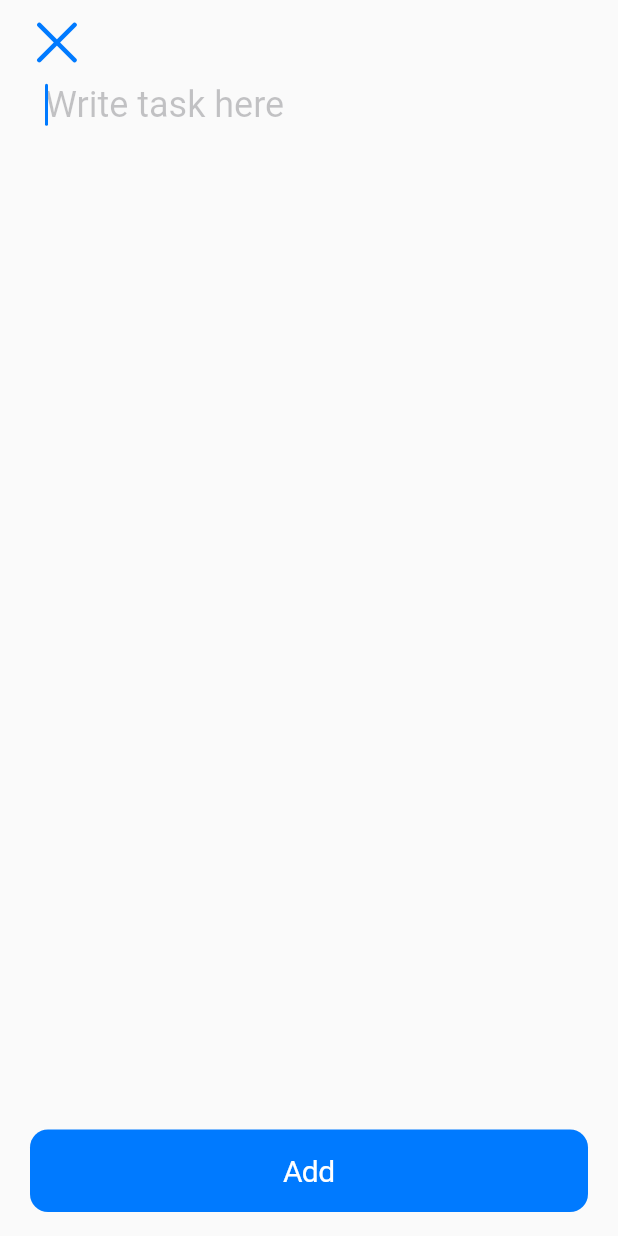
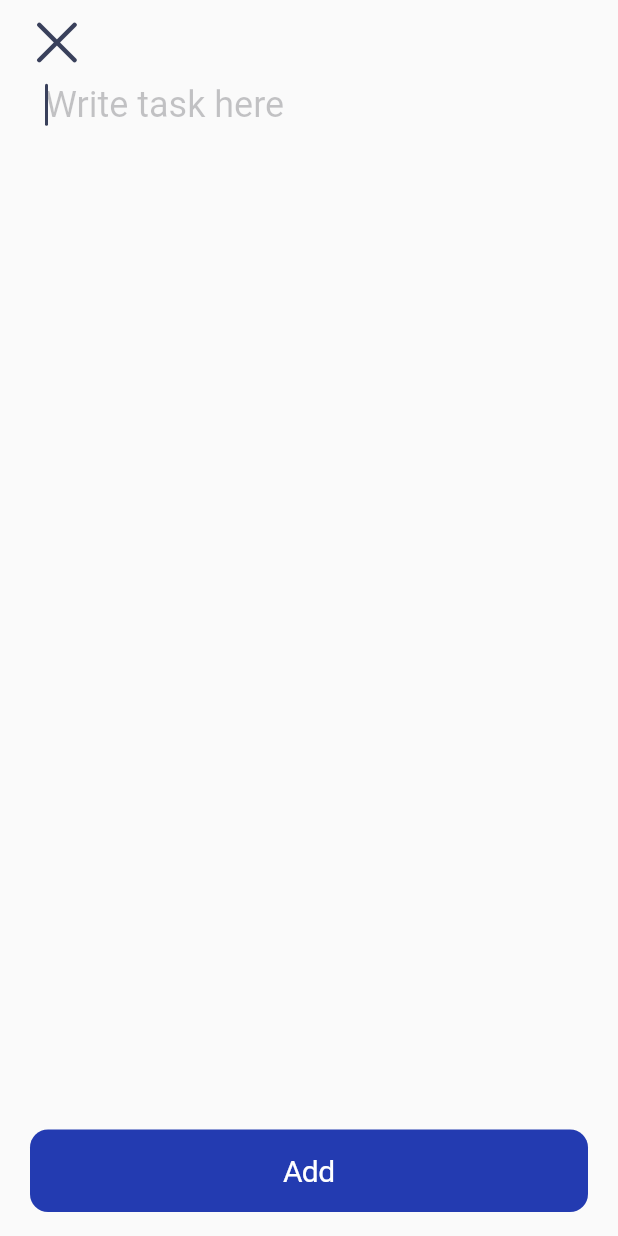
Before and after one commit to shadskii/flutter_to-do_app, a Flutter app: the screen it shows after launch, after a tap on the "add" icon, on a phone screen of 412 x 824 dp. Run offline on Flutter 3.47's test engine with Material 2 defaults, Android fonts, the phone set to English and light mode, and no system bars.

Commit message:
Adding colors

```diff
--- a/lib/main.dart
+++ b/lib/main.dart
@@ -14,6 +14,9 @@ void main() {
   );
 }
 
+const primaryColor = Color(0xff233BB1);
+const secondaryColor = Color(0xff39405B);
+
 class MyApp extends StatelessWidget {
   // This widget is the root of your application.
   @override
@@ -21,7 +24,6 @@ class MyApp extends StatelessWidget {
     SystemChrome.setSystemUIOverlayStyle(SystemUiOverlayStyle.dark);
     return CupertinoApp(
       title: 'To-Do List',
-      // theme: ThemeData(buttonColor: Colors.blueGrey),
       home: HomeScreen(),
     );
   }
@@ -43,7 +45,6 @@ class HomeScreen extends StatelessWidget {
                 children: <Widget>[
                   Container(
                     height: size.height * .10,
-                    // color: Colors.blue[600],
                     margin: EdgeInsets.only(top: 40),
                     padding: EdgeInsets.symmetric(horizontal: 30),
                     child: Column(
@@ -60,7 +61,7 @@ class HomeScreen extends StatelessWidget {
                                   .headline4
                                   .copyWith(fontWeight: FontWeight.w900),
                             ),
-                            Icon(Icons.search)
+                            Icon(Icons.search, color: secondaryColor)
                           ],
                         ),
                       ],
@@ -80,6 +81,8 @@ class HomeScreen extends StatelessWidget {
                 width: size.width,
                 child: Center(
                   child: FloatingActionButton(
+                    backgroundColor: primaryColor,
+                    elevation: 2.0,
                     tooltip: 'Add To-Do',
                     child: Icon(Icons.add),
                     onPressed: () {
@@ -134,7 +137,7 @@ class _AddTaskScreenState extends State<AddTaskScreen> {
                   // Navigate back to first route when tapped.
                   Navigator.pop(context);
                 },
-                icon: Icon(CupertinoIcons.clear),
+                icon: Icon(CupertinoIcons.clear, color: secondaryColor),
                 iconSize: 40,
               ),
               CupertinoTextField(
@@ -143,6 +146,7 @@ class _AddTaskScreenState extends State<AddTaskScreen> {
                 placeholder: 'Write task here',
                 padding: EdgeInsets.only(left: 20),
                 decoration: null,
+                cursorColor: secondaryColor,
                 style: Theme.of(context)
                     .textTheme
                     .headline5
@@ -161,7 +165,7 @@ class _AddTaskScreenState extends State<AddTaskScreen> {
                 .addToDo(title: myController.text, complete: false);
             Navigator.pop(context);
           },
-          color: CupertinoColors.activeBlue,
+          color: primaryColor,
           child: const Text(
             'Add',
             style: TextStyle(fontSize: 20, color: CupertinoColors.white),
```
